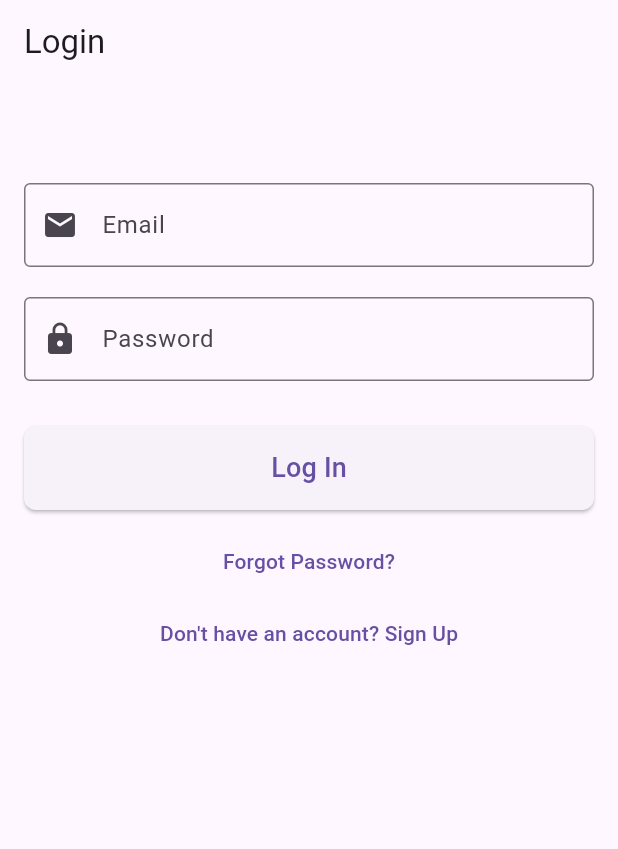
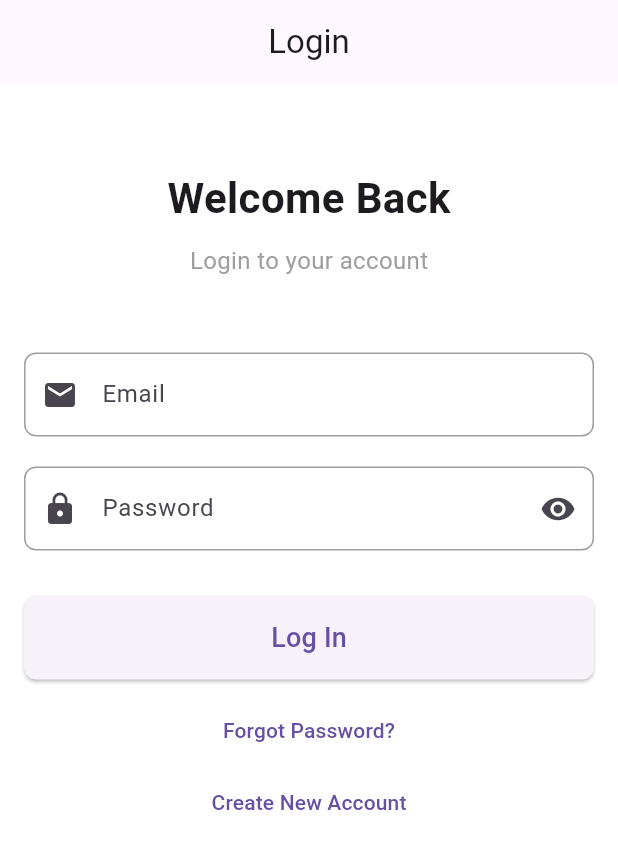
Before and after one commit to hasithawickramage83/mobile_portal, a Flutter app: the screen it shows after launch, on a phone screen of 412 x 824 dp. Shown: the top 849 px of the screen. Run offline on Flutter 3.47's test engine with Material 3 defaults, Android fonts, the phone set to English and light mode, and no system bars; our stand-ins replace font_awesome_flutter.

Commit message:
Commit changes

```diff
--- a/lib/screens/login_screen.dart
+++ b/lib/screens/login_screen.dart
@@ -1,9 +1,9 @@
 import 'package:flutter/material.dart';
-import 'signup_screen.dart';
+import 'package:login_portal/screens/dashboard_screen.dart';
+import 'package:login_portal/screens/signup_screen.dart';
+
 import 'forget_password_screen.dart';
-import 'dashboard_screen.dart';
 
-// 1. Convert to a StatefulWidget to manage the form state and keys.
 class LoginScreen extends StatefulWidget {
   const LoginScreen({super.key});
 
@@ -12,114 +12,85 @@ class LoginScreen extends StatefulWidget {
 }
 
 class _LoginScreenState extends State<LoginScreen> {
-  // 2. Create a GlobalKey to uniquely identify the Form widget
-  // and allow validation.
-  final _formKey = GlobalKey<FormState>();
+  void navigateToHome(BuildContext context) {
+    Navigator.pushReplacement(
+      context,
+      MaterialPageRoute(builder: (context) => const DashboardScreen()),
+    );
 
-  // Controllers to access text field values (optional but good practice)
-  final TextEditingController _emailController = TextEditingController();
-  final TextEditingController _passwordController = TextEditingController();
-
-  // Function to handle the login attempt and validation
-  void _login() {
-    // Validate returns true if the form is valid, or false otherwise.
-    if (_formKey.currentState!.validate()) {
-      // If the form is valid (inputs meet validation criteria), proceed with login logic.
-
-      // *** Dummy Login Logic Start ***
-      String email = _emailController.text;
-      String password = _passwordController.text;
-
-      // In a real app, you would call an API here.
-      if (email == 'test@example.com' && password == 'password') {
-        ScaffoldMessenger.of(context).showSnackBar(
-          const SnackBar(content: Text('Login Successful!')),
-        );
-        // Navigate to Dashboard on successful login
-        Navigator.of(context).pushReplacement(
-          MaterialPageRoute(builder: (context) => const DashboardScreen()),
-        );
-      } else {
-        ScaffoldMessenger.of(context).showSnackBar(
-          const SnackBar(content: Text('Invalid Credentials')),
-        );
-      }
-      // *** Dummy Login Logic End ***
-    }
-  }
-
-  @override
-  void dispose() {
-    _emailController.dispose();
-    _passwordController.dispose();
-    super.dispose();
   }
 
   @override
   Widget build(BuildContext context) {
     return Scaffold(
-      appBar: AppBar(title: const Text('Login')),
-      body: SingleChildScrollView( // Use SingleChildScrollView to prevent overflow on keyboard show
-        padding: const EdgeInsets.all(16.0),
-        child: Center(
-          child: Form( // 3. Wrap inputs in a Form widget
-            key: _formKey, // 4. Assign the GlobalKey
+      appBar: AppBar(title: const Text('Login'), centerTitle: true),
+
+      body: Container(
+        color: Colors.white, // background color
+        child: SingleChildScrollView(
+          child: Padding(
+            padding: const EdgeInsets.all(16.0),
             child: Column(
-              mainAxisAlignment: MainAxisAlignment.center,
               children: [
-                const SizedBox(height: 50), // Added spacing for centered look
-                // --- Email Input ---
+                const SizedBox(height: 40),
+                const Text(
+                  'Welcome Back',
+                  style: TextStyle(fontSize: 28, fontWeight: FontWeight.bold),
+                ),
+                const SizedBox(height: 10),
+                const Text(
+                  'Login to your account',
+                  style: TextStyle(fontSize: 16, color: Colors.grey),
+                ),
+                const SizedBox(height: 50),
+
+                // Email Field
                 TextFormField(
-                  controller: _emailController,
-                  keyboardType: TextInputType.emailAddress,
-                  decoration: const InputDecoration(
+                  decoration: InputDecoration(
                     labelText: 'Email',
-                    prefixIcon: Icon(Icons.email),
-                    border: OutlineInputBorder(),
+                    hintText: 'Enter your email',
+                    prefixIcon: const Icon(Icons.email),
+                    border: OutlineInputBorder(
+                      borderRadius: BorderRadius.circular(8),
+                    ),
+                    enabledBorder: OutlineInputBorder(
+                      borderRadius: BorderRadius.circular(8),
+                      borderSide: const BorderSide(color: Colors.grey),
+                    ),
                   ),
-                  // 5. Add a validator function
-                  validator: (value) {
-                    if (value == null || value.isEmpty) {
-                      return 'Please enter your email address.';
-                    }
-                    if (!RegExp(r'^[^@]+@[^@]+\.[^@]+').hasMatch(value)) {
-                      return 'Please enter a valid email address.';
-                    }
-                    return null; // Return null if validation passes
-                  },
                 ),
                 const SizedBox(height: 20),
 
-                // --- Password Input ---
+                // Password Field
                 TextFormField(
-                  controller: _passwordController,
-                  obscureText: true,
-                  decoration: const InputDecoration(
+                  decoration: InputDecoration(
                     labelText: 'Password',
-                    prefixIcon: Icon(Icons.lock),
-                    border: OutlineInputBorder(),
+                    hintText: 'Enter your password',
+                    prefixIcon: const Icon(Icons.lock),
+                    suffixIcon: const Icon(Icons.visibility),
+                    border: OutlineInputBorder(
+                      borderRadius: BorderRadius.circular(8),
+                    ),
+                    enabledBorder: OutlineInputBorder(
+                      borderRadius: BorderRadius.circular(8),
+                      borderSide: const BorderSide(color: Colors.grey),
+                    ),
                   ),
-                  // 6. Add a validator function
-                  validator: (value) {
-                    if (value == null || value.isEmpty) {
-                      return 'Please enter your password.';
-                    }
-                    if (value.length < 6) {
-                      return 'Password must be at least 6 characters long.';
-                    }
-                    return null;
-                  },
                 ),
                 const SizedBox(height: 30),
 
-                // --- Login Button ---
+                // Login Button
                 SizedBox(
                   width: double.infinity,
                   child: ElevatedButton(
-                    onPressed: _login, // Call the validation function
+                    onPressed: () {
+                      navigateToHome(context);
+                    },
                     style: ElevatedButton.styleFrom(
                       padding: const EdgeInsets.symmetric(vertical: 15),
-                      shape: RoundedRectangleBorder(borderRadius: BorderRadius.circular(8)),
+                      shape: RoundedRectangleBorder(
+                        borderRadius: BorderRadius.circular(8),
+                      ),
                     ),
                     child: const Text(
                       'Log In',
@@ -127,33 +98,33 @@ class _LoginScreenState extends State<LoginScreen> {
                     ),
                   ),
                 ),
-
                 const SizedBox(height: 10),
 
-                // --- Forgot Password ---
+                // Bottom Buttons
                 TextButton(
                   onPressed: () {
-                    Navigator.of(context).push(MaterialPageRoute(
-                      builder: (context) => const ForgetPasswordScreen(),
-                    ));
+                    Navigator.pushReplacement(
+                      context,
+                      MaterialPageRoute(builder: (context) => const ForgetPasswordScreen()),
+                    );
                   },
                   child: const Text('Forgot Password?'),
                 ),
-
-                // --- Sign Up Link ---
                 TextButton(
                   onPressed: () {
-                    Navigator.of(context).push(MaterialPageRoute(
-                      builder: (context) => const SignUpScreen(),
-                    ));
+                    Navigator.pushReplacement(
+                      context,
+                      MaterialPageRoute(builder: (context) => const SignUpScreen()),
+                    );
                   },
-                  child: const Text('Don\'t have an account? Sign Up'),
+                  child: const Text('Create New Account'),
                 ),
               ],
             ),
           ),
         ),
       ),
+
     );
   }
 }
```
Also changed, not shown: lib/screens/login_screen1.dart (added, +160 -0 lines), lib/screens/reset_password_screen.dart (+6 -1 lines), lib/screens/signup_screen.dart (+6 -2 lines).
